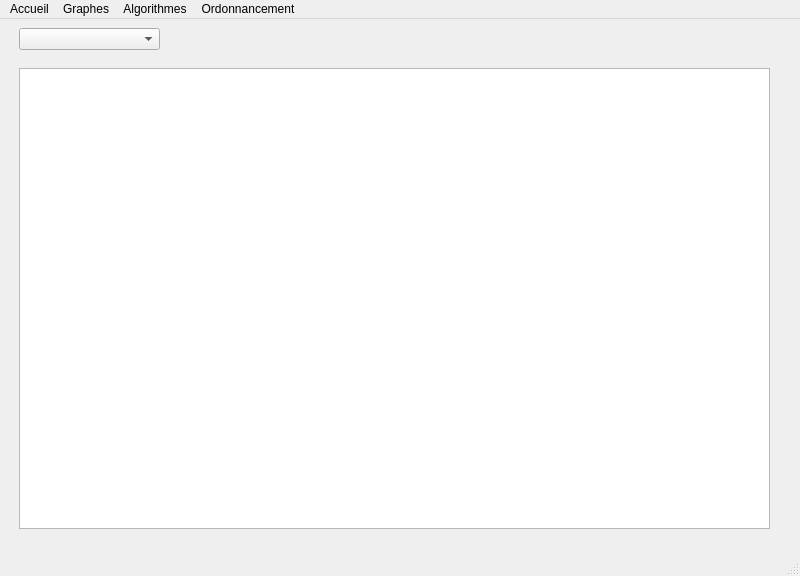
AnthonyHoffstetter/Graphes-et-Algorithmes, file ProjetGraphesAlgo/mainwindow.ui: the form before one commit.
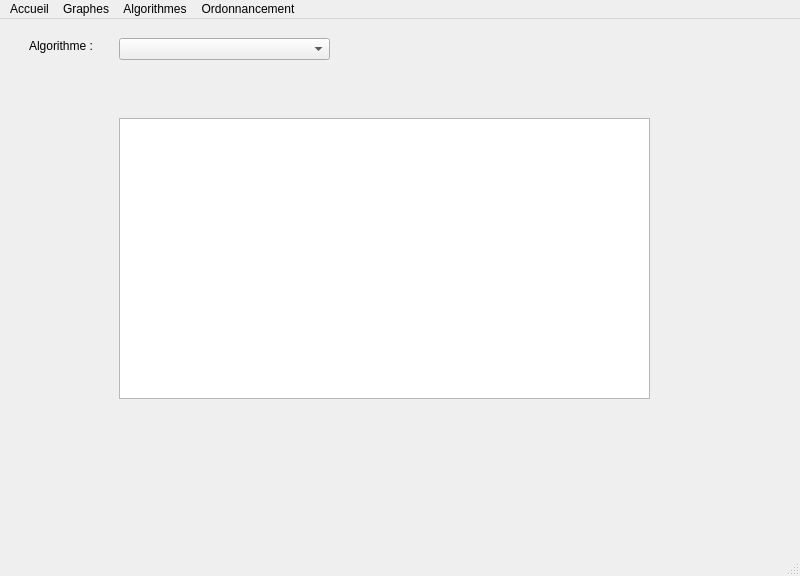
The form after the commit. The open tabs and pages were chosen to show the change.

Commit message: Ajout des explications des algorithmes

The edit to the form file:
```diff
--- a/ProjetGraphesAlgo/mainwindow.ui
+++ b/ProjetGraphesAlgo/mainwindow.ui
@@ -147,6 +147,41 @@
         </property>
        </widget>
       </widget>
+      <widget class="QWidget" name="page_algos_explications">
+       <widget class="QComboBox" name="comboAlgo_2">
+        <property name="geometry">
+         <rect>
+          <x>110</x>
+          <y>10</y>
+          <width>211</width>
+          <height>22</height>
+         </rect>
+        </property>
+       </widget>
+       <widget class="QLabel" name="label_3">
+        <property name="geometry">
+         <rect>
+          <x>20</x>
+          <y>10</y>
+          <width>81</width>
+          <height>16</height>
+         </rect>
+        </property>
+        <property name="text">
+         <string>Algorithme :</string>
+        </property>
+       </widget>
+       <widget class="QPlainTextEdit" name="TextEditExplicationsAlgos">
+        <property name="geometry">
+         <rect>
+          <x>110</x>
+          <y>90</y>
+          <width>531</width>
+          <height>281</height>
+         </rect>
+        </property>
+       </widget>
+      </widget>
      </widget>
     </item>
    </layout>
```
Left out of the diff: 6 changed lines with no effect on the pictures. The commit also changes 4 other files.
